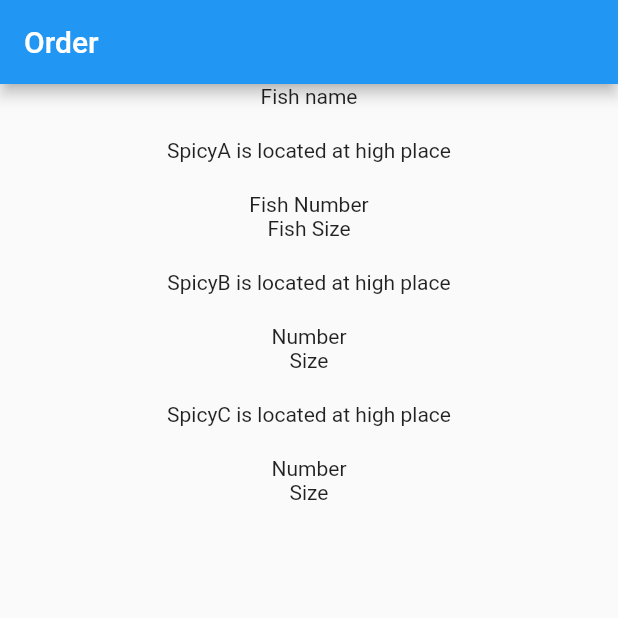
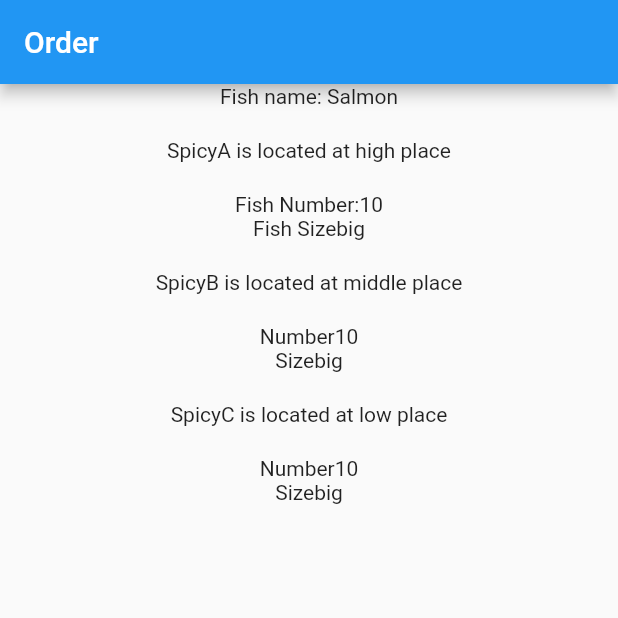
Before and after one commit to kangminchan99/Flutter_Provider, a Flutter app: the screen it shows after launch, on a phone screen of 412 x 824 dp, the top half of it. Run offline on Flutter 3.47's test engine with Material 2 defaults, Android fonts, the phone set to English and light mode, and no system bars.

Commit message:
Provider & State management

```diff
--- a/lib/main.dart
+++ b/lib/main.dart
@@ -1,4 +1,6 @@
 import 'package:flutter/material.dart';
+import 'package:flutter_provider/model/fish_model.dart';
+import 'package:provider/provider.dart';
 
 void main() {
   runApp(const MyApp());
@@ -7,10 +9,16 @@ void main() {
 class MyApp extends StatelessWidget {
   const MyApp({super.key});
 
+// Provider - 데이터를 필요로 하는 위젯들보다 상위에 위치해야함
   @override
   Widget build(BuildContext context) {
-    return const MaterialApp(
-      home: FishOrder(),
+    return Provider(
+      // create메서드를 통해서 FishModel 클래스를 리턴해주면,  Provider의 child가 된
+      // MaterialApp아래의 모든 위젯에서 FishModel인스턴스에 접근 가능
+      create: (context) => FishModel(name: "Salmon", number: 10, size: 'big'),
+      child: MaterialApp(
+        home: FishOrder(),
+      ),
     );
   }
 }
@@ -26,10 +34,12 @@ class FishOrder extends StatelessWidget {
       ),
       body: Center(
         child: Column(
-          children: const [
-            Text('Fish name'),
-            SizedBox(height: 20),
-            High(),
+          children: [
+            // FishModel인스턴스에 접근 가능
+            // of 메서드 - 주어진 context를 거슬러 올라가면서  가장 가까이에 있는 원하는 타입의 인스턴스를 찾아서 반환해라.
+            Text('Fish name: ${Provider.of<FishModel>(context).name}'),
+            const SizedBox(height: 20),
+            const High(),
           ],
         ),
       ),
@@ -58,11 +68,11 @@ class SpicyA extends StatelessWidget {
   @override
   Widget build(BuildContext context) {
     return Column(
-      children: const [
-        Text('Fish Number'),
-        Text('Fish Size'),
-        SizedBox(height: 20),
-        Middle(),
+      children: [
+        Text('Fish Number:${Provider.of<FishModel>(context).number}'),
+        Text('Fish Size${Provider.of<FishModel>(context).size}'),
+        const SizedBox(height: 20),
+        const Middle(),
       ],
     );
   }
@@ -75,7 +85,7 @@ class Middle extends StatelessWidget {
   Widget build(BuildContext context) {
     return Column(
       children: const [
-        Text('SpicyB is located at high place'),
+        Text('SpicyB is located at middle place'),
         SizedBox(height: 20),
         SpicyB(),
       ],
@@ -89,11 +99,11 @@ class SpicyB extends StatelessWidget {
   @override
   Widget build(BuildContext context) {
     return Column(
-      children: const [
-        Text('Number'),
-        Text('Size'),
-        SizedBox(height: 20),
-        Low(),
+      children: [
+        Text('Number${Provider.of<FishModel>(context).number}'),
+        Text('Size${Provider.of<FishModel>(context).size}'),
+        const SizedBox(height: 20),
+        const Low(),
       ],
     );
   }
@@ -106,7 +116,7 @@ class Low extends StatelessWidget {
   Widget build(BuildContext context) {
     return Column(
       children: const [
-        Text('SpicyC is located at high place'),
+        Text('SpicyC is located at low place'),
         SizedBox(height: 20),
         SpicyC(),
       ],
@@ -120,10 +130,10 @@ class SpicyC extends StatelessWidget {
   @override
   Widget build(BuildContext context) {
     return Column(
-      children: const [
-        Text('Number'),
-        Text('Size'),
-        SizedBox(height: 20),
+      children: [
+        Text('Number${Provider.of<FishModel>(context).number}'),
+        Text('Size${Provider.of<FishModel>(context).size}'),
+        const SizedBox(height: 20),
       ],
     );
   }
```
